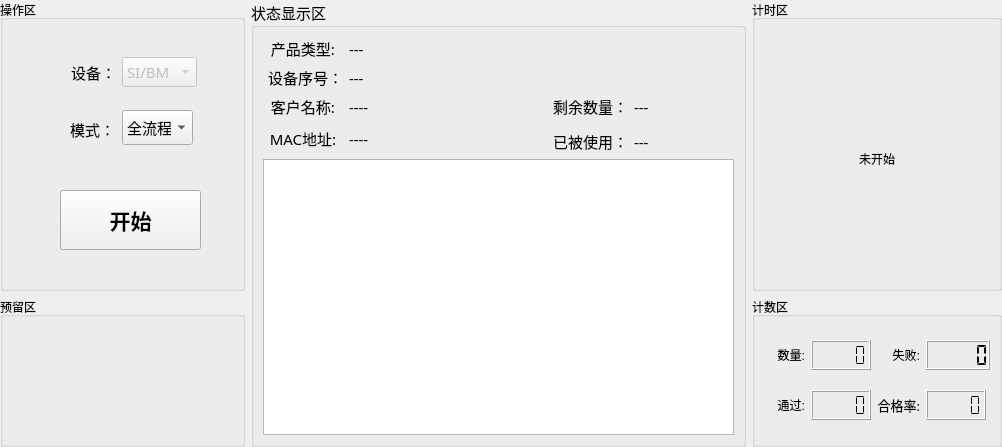
Old version of the form IP-DebugTool/home/home_workwid.ui in the repository ChinaClever/PDU-MonitorDebug.
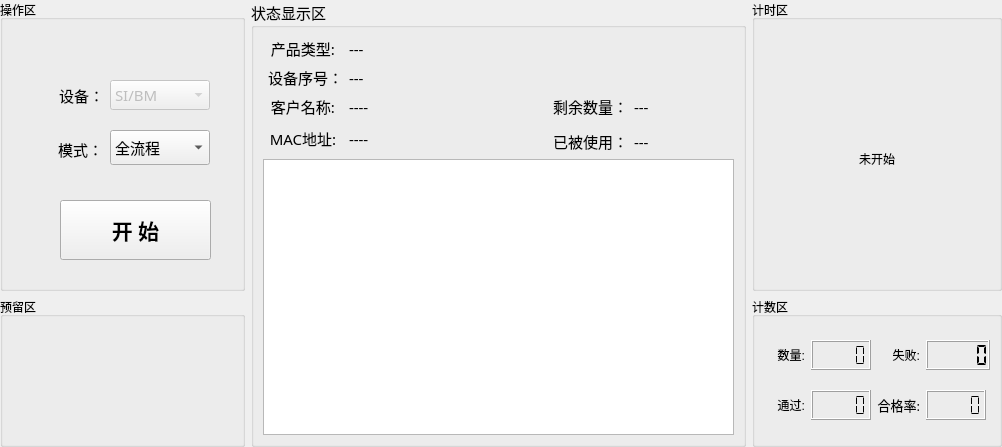
New version of the form.

Patch:
```diff
--- a/IP-DebugTool/home/home_workwid.ui
+++ b/IP-DebugTool/home/home_workwid.ui
@@ -465,8 +465,8 @@
       <property name="geometry">
        <rect>
         <x>60</x>
-        <y>190</y>
-        <width>141</width>
+        <y>200</y>
+        <width>151</width>
         <height>60</height>
        </rect>
       </property>
@@ -491,7 +491,7 @@
        </font>
       </property>
       <property name="text">
-       <string>开始</string>
+       <string>开 始</string>
       </property>
      </widget>
      <widget class="QComboBox" name="typeComboBox">
@@ -500,15 +500,15 @@
       </property>
       <property name="geometry">
        <rect>
-        <x>122</x>
-        <y>57</y>
-        <width>75</width>
+        <x>110</x>
+        <y>80</y>
+        <width>100</width>
         <height>30</height>
        </rect>
       </property>
       <property name="minimumSize">
        <size>
-        <width>0</width>
+        <width>100</width>
         <height>30</height>
        </size>
       </property>
@@ -538,8 +538,8 @@
      <widget class="QLabel" name="label_9">
       <property name="geometry">
        <rect>
-        <x>61</x>
-        <y>55</y>
+        <x>49</x>
+        <y>78</y>
         <width>55</width>
         <height>35</height>
        </rect>
@@ -572,12 +572,18 @@
      <widget class="QComboBox" name="modeBox">
       <property name="geometry">
        <rect>
-        <x>122</x>
-        <y>110</y>
-        <width>71</width>
+        <x>110</x>
+        <y>130</y>
+        <width>100</width>
         <height>35</height>
        </rect>
       </property>
+      <property name="minimumSize">
+       <size>
+        <width>100</width>
+        <height>0</height>
+       </size>
+      </property>
       <property name="font">
        <font>
         <family>微软雅黑</family>
@@ -613,8 +619,8 @@
      <widget class="QLabel" name="label_10">
       <property name="geometry">
        <rect>
-        <x>60</x>
-        <y>112</y>
+        <x>48</x>
+        <y>132</y>
         <width>55</width>
         <height>35</height>
        </rect>
```
